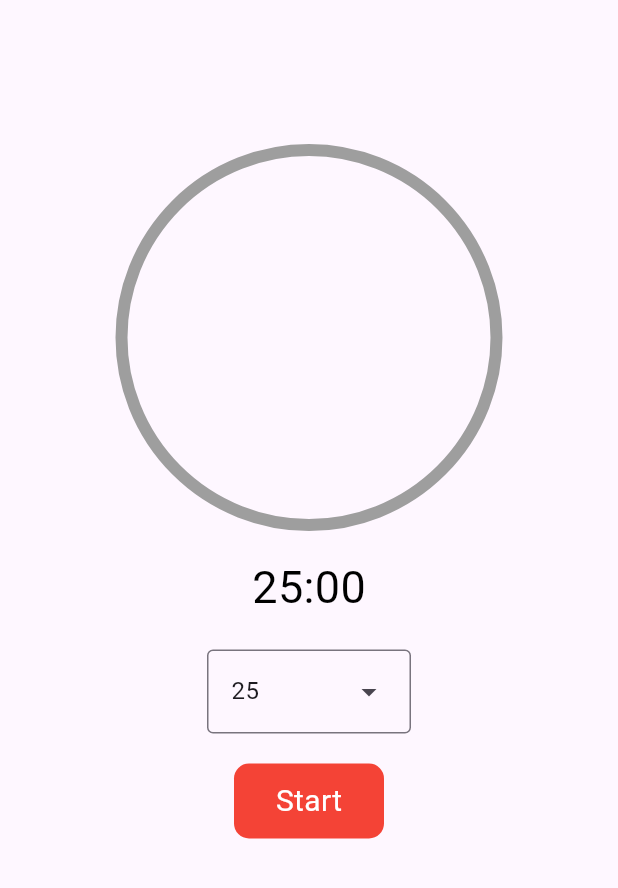
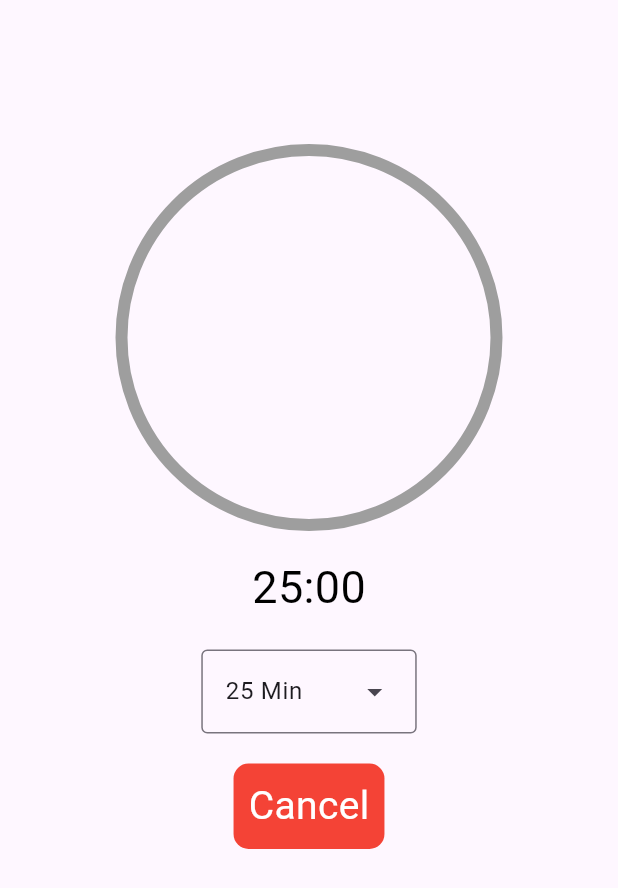
Before and after one commit to Clothless/Pomodoro, a Flutter app: the screen it shows after launch, on a phone screen of 412 x 824 dp. Shown: the top 888 px of the screen. Run offline on Flutter 3.47's test engine with Material 3 defaults, Android fonts, the phone set to English and light mode, and no system bars.

Commit message:
fixed timer

```diff
--- a/lib/views/main_view.dart
+++ b/lib/views/main_view.dart
@@ -19,14 +19,18 @@ class _MainViewState extends State<MainView> {
   late double percentage = 0.0;
   late int duration = (selectedValue*60);
   Timer? timer;
+  bool notUsed = true;
 
   void count(){
     timer = Timer.periodic(const Duration(seconds: 1), (_) {
       setState(() {
+        notUsed = false;
         percentage += (100/(selectedValue*60));
         duration -= 1;
         if(percentage>100){
+          notUsed = true;
           percentage = 0.0;
+          duration = (selectedValue*60);
           timer?.cancel();
         }
       });
@@ -63,7 +67,9 @@ class _MainViewState extends State<MainView> {
                   padding: const EdgeInsets.all(8.0),
                   child: GestureDetector(
                     onTap: () {
+                      if(notUsed){
                       count();
+                      }
                     },
                   ),
                 ),
@@ -86,19 +92,31 @@ class _MainViewState extends State<MainView> {
                 });
               },
               dropdownMenuEntries: available.map<DropdownMenuEntry<int>>((int value) {
-                return DropdownMenuEntry<int>(value: value, label: value.toString());
+                return DropdownMenuEntry<int>(value: value, label: (value.toString() + " Min"));
               }).toList(),
               ),
             const SizedBox(height: 20,),
-            CustomButton(
-              text: "Start",
-              fontSize: 20,
-              fontColor: Colors.white,
-              backgroundColor: Colors.red,
-              click: (){
-
+            GestureDetector(
+              onTap: () {
+                setState(() {
+                  notUsed = true;
+                  percentage = 0.0;
+                  duration = (selectedValue*60);
+                  timer?.cancel();
+                });
               },
-              borderRadius: 10,
+              child: Container(
+                padding: EdgeInsets.all(10),
+                decoration: BoxDecoration(
+                  color: Colors.red,
+                  borderRadius: BorderRadius.circular(10),
+                ),
+                child: CustomText(
+                  text: "Cancel",
+                  fontColor: Colors.white,
+                  fontSize: 26,
+                ),
+              )
             ),
           ],
         ),
```
